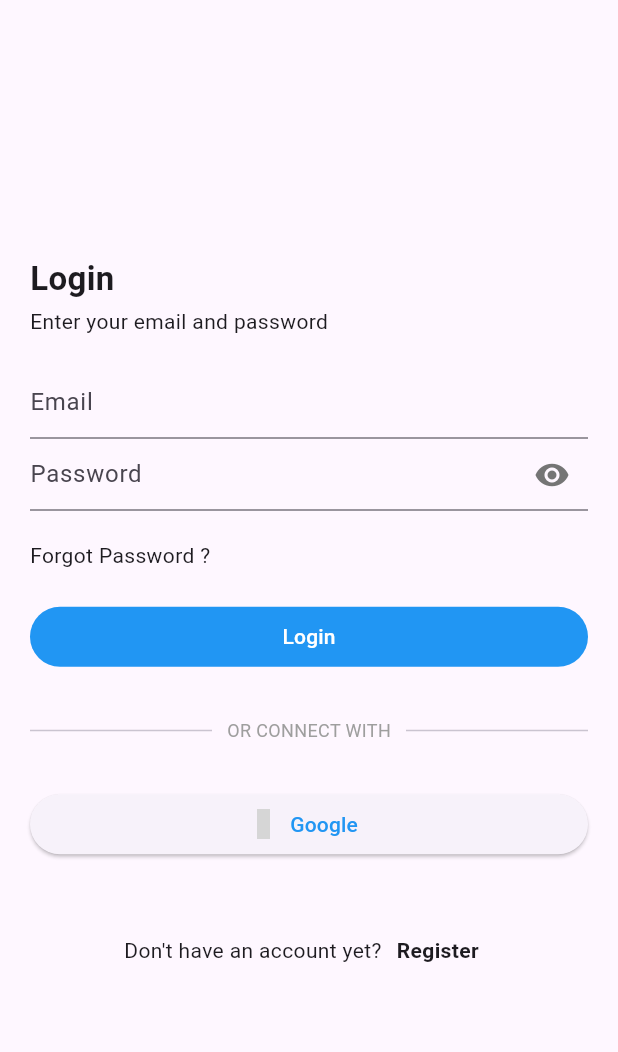
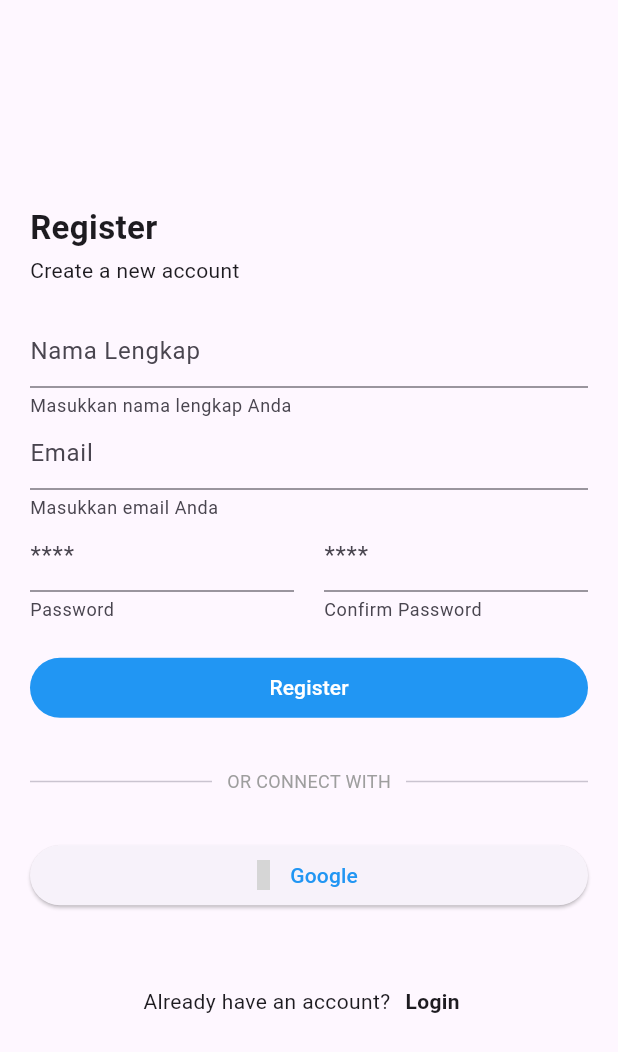
Before and after one commit to fauzanalhfzh/wallet-apps, a Flutter app: the screen it shows after launch, after a tap on the "visibility off" icon, after a tap on "Register", on a phone screen of 412 x 824 dp. Shown: the top 1052 px of the screen. Run offline on Flutter 3.47's test engine with Material 3 defaults, Android fonts, the phone set to English and light mode, and no system bars; our stand-ins replace fluttertoast, material_design_icons_flutter; grey boxes are pictures that could not be loaded.

Commit message:
adding new page for forgot password, register, verify email

```diff
--- a/lib/screens/auth/login_page.dart
+++ b/lib/screens/auth/login_page.dart
@@ -1,6 +1,8 @@
 import 'dart:developer';
 
 import 'package:flutter/material.dart';
+import 'package:wallet_apps/screens/auth/forgot_password_page.dart';
+import 'package:wallet_apps/screens/auth/register_page.dart';
 import 'package:wallet_apps/screens/home/home_page.dart';
 import 'package:wallet_apps/widgets/widgets.dart';
 
@@ -14,8 +16,8 @@ class LoginPage extends StatefulWidget {
 class _LoginPageState extends State<LoginPage> {
   TextEditingController _email = TextEditingController();
   TextEditingController _password = TextEditingController();
+  bool _isLoading = false;
   bool _obsecureText = true;
-  bool _isLoading = false;
 
   Widget _inputEmail() {
     return TextField(
@@ -40,7 +42,9 @@ class _LoginPageState extends State<LoginPage> {
                 : Icon(Icons.visibility),
             color: Colors.grey[600],
             onPressed: () {
-              setState(() => _obsecureText = !_obsecureText);
+              setState(() {
+                _obsecureText = !_obsecureText;
+              });
             },
           ),
         ),
@@ -59,7 +63,10 @@ class _LoginPageState extends State<LoginPage> {
         ),
       ),
       onTap: () {
-        log("hello");
+        Navigator.push(
+          context,
+          MaterialPageRoute(builder: (context) => ForgotPasswordPage()),
+        );
       },
     );
   }
@@ -102,7 +109,14 @@ class _LoginPageState extends State<LoginPage> {
                     wTextLink(
                       description: "Don't have an account yet?",
                       title: "Register",
-                      onTap: () {},
+                      onTap: () {
+                        Navigator.pushReplacement(
+                          context,
+                          MaterialPageRoute(
+                            builder: (context) => RegisterPage(),
+                          ),
+                        );
+                      },
                     ),
                   ],
                 ),
--- /dev/null
+++ b/lib/screens/auth/register_page.dart
@@ -0,0 +1,144 @@
+import 'dart:developer';
+
+import 'package:flutter/material.dart';
+import 'package:wallet_apps/screens/auth/login_page.dart';
+import 'package:wallet_apps/screens/auth/verify_email_page.dart';
+import 'package:wallet_apps/widgets/widgets.dart';
+
+class RegisterPage extends StatefulWidget {
+  const RegisterPage({super.key});
+
+  @override
+  State<RegisterPage> createState() => _RegisterPageState();
+}
+
+class _RegisterPageState extends State<RegisterPage> {
+  TextEditingController _name = TextEditingController();
+  TextEditingController _email = TextEditingController();
+  TextEditingController _password = TextEditingController();
+  TextEditingController _passwordConf = TextEditingController();
+  bool _isLoading = false;
+
+  Widget _inputEmail() {
+    return TextField(
+      controller: _email,
+      decoration: InputDecoration(
+        hintText: "Email",
+        helperText: "Masukkan email Anda",
+      ),
+    );
+  }
+
+  Widget _inputName() {
+    return TextField(
+      controller: _name,
+      decoration: InputDecoration(
+        hintText: "Nama Lengkap",
+        helperText: "Masukkan nama lengkap Anda",
+      ),
+    );
+  }
+
+  Widget _inputPassword() {
+    return Row(
+      children: [
+        Expanded(
+          child: TextField(
+            controller: _password,
+            obscureText: true,
+            decoration: InputDecoration(
+              hintText: "****",
+              helperText: "Password",
+            ),
+          ),
+        ),
+        SizedBox(width: 20),
+        Expanded(
+          child: TextField(
+            controller: _passwordConf,
+            obscureText: true,
+            decoration: InputDecoration(
+              hintText: "****",
+              helperText: "Confirm Password",
+            ),
+          ),
+        ),
+      ],
+    );
+  }
+
+  @override
+  Widget build(BuildContext context) {
+    return GestureDetector(
+      onTap: () => FocusScope.of(context).unfocus(),
+      child: _isLoading
+          ? wAppLoading()
+          : Scaffold(
+              resizeToAvoidBottomInset: false,
+              body: Container(
+                margin: EdgeInsets.symmetric(horizontal: 20),
+                child: Column(
+                  mainAxisAlignment: MainAxisAlignment.center,
+                  crossAxisAlignment: CrossAxisAlignment.center,
+                  children: [
+                    wAuthTitle(
+                      title: "Register",
+                      subtitle: "Create a new account",
+                    ),
+                    _inputName(),
+                    _inputEmail(),
+                    _inputPassword(),
+                    SizedBox(height: 20),
+                    wInputSubmit(
+                      onPressed: () {
+                        registerSementara();
+                      },
+                      title: "Register",
+                    ),
+                    wtextDivider(),
+                    wGoogleSignIn(
+                      onPressed: () {
+                        log("Login with google");
+                      },
+                    ),
+                    wTextLink(
+                      description: "Already have an account?",
+                      title: "Login",
+                      onTap: () {
+                        Navigator.pushReplacement(
+                          context,
+                          MaterialPageRoute(builder: (context) => LoginPage()),
+                        );
+                      },
+                    ),
+                  ],
+                ),
+              ),
+            ),
+    );
+  }
+
+  void registerSementara() async {
+    log("Name = ${_name.text}");
+    log("Email = ${_email.text}");
+    log("Password = ${_password.text}");
+    log("Confirm Password = ${_passwordConf.text}");
+    setState(() {
+      _isLoading = true;
+    });
+    await Future.delayed(Duration(seconds: 2));
+    Navigator.pushReplacement(
+      context,
+      MaterialPageRoute(builder: (context) => LoginPage()),
+    );
+
+    showModalBottomSheet(
+      context: context,
+      isScrollControlled: true,
+      backgroundColor: Colors.transparent,
+      builder: (context) {
+        return VerifyEmailPage();
+      },
+    );
+  }
+}
```
Also changed, not shown: lib/screens/auth/forgot_password_page.dart (added, +74 -0 lines), lib/screens/auth/verify_email_page.dart (added, +96 -0 lines).
